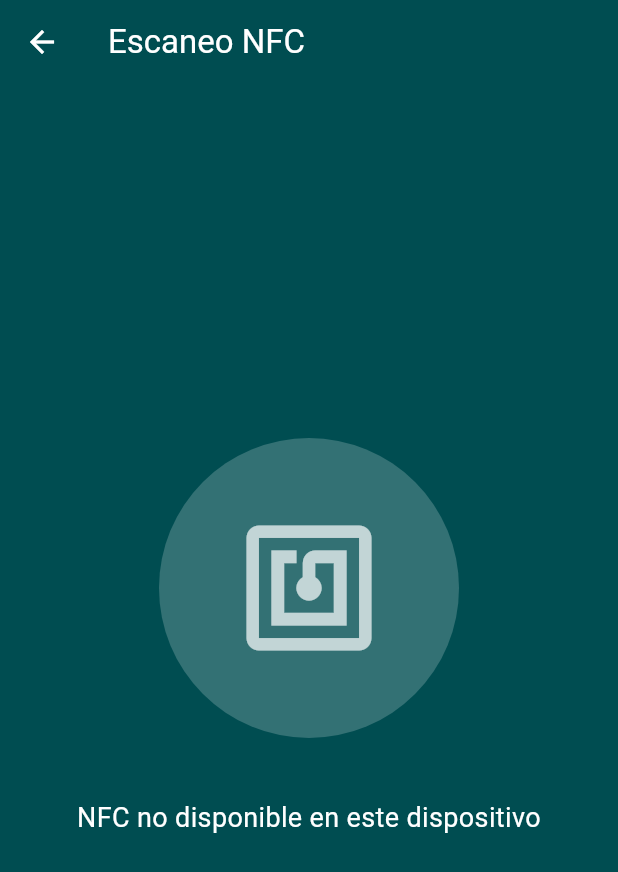
After one commit to meulencv/wenomadus, a Flutter app: the screen it shows once a user with an empty profile is signed in, after a tap on the "nfc" icon, on a phone screen of 412 x 824 dp. The commit adds this screen. Shown: the top 872 px of the screen. Run offline on Flutter 3.47's test engine with Material 3 defaults, Android fonts, the phone set to English and light mode, and no system bars; our stand-ins replace confetti, flutter_card_swiper, flutter_map, latlong2, qr_flutter, shared_preferences and 1 more; missing offline and left inert: nfc_manager, qr_code_scanner_plus; accounts and stored records are empty; network calls fail.

Commit message:
Añade funcionalidad de escaneo NFC e integra la biblioteca nfc_manager

```diff
--- a/lib/screens/home_screen.dart
+++ b/lib/screens/home_screen.dart
@@ -5,6 +5,7 @@ import 'package:flutter/material.dart';
 import 'package:supabase_flutter/supabase_flutter.dart';
 import 'dart:math';
 import 'package:qr_code_scanner_plus/qr_code_scanner_plus.dart';
+import 'package:wenomadus/screens/nfc_screen_scan.dart';
 import 'create_room_screen.dart';
 import 'map_screen.dart';
 import 'room_detail_screen.dart';
@@ -341,7 +342,7 @@ class _HomeScreenState extends State<HomeScreen> {
                         _buildCategoryItem(Icons.add, true),
                         _buildCategoryItem(Icons.public, false),
                         _buildCategoryItem(Icons.inventory_2, false),
-                        _buildCategoryItem(Icons.people_alt, false),
+                        _buildCategoryItem(Icons.nfc, false),
                       ],
                     ),
                   ),
@@ -711,6 +712,9 @@ class _HomeScreenState extends State<HomeScreen> {
         } else if (icon == Icons.inventory_2) {
           Navigator.of(context).push(
               MaterialPageRoute(builder: (context) => CollectionScreen()));
+        } else if (icon == Icons.nfc) {
+          Navigator.of(context).push(
+              MaterialPageRoute(builder: (context) => NFCScreenScan()));
         }
       },
       child: Container(
--- /dev/null
+++ b/lib/screens/nfc_screen_scan.dart
@@ -0,0 +1,155 @@
+import 'package:flutter/material.dart';
+import 'package:nfc_manager/nfc_manager.dart';
+
+class NFCScreenScan extends StatefulWidget {
+  const NFCScreenScan({Key? key}) : super(key: key);
+
+  @override
+  State<NFCScreenScan> createState() => _NFCScreenScanState();
+}
+
+class _NFCScreenScanState extends State<NFCScreenScan> {
+  bool _isScanning = false;
+  String _scanStatus = "Buscando etiquetas NFC...";
+  ValueNotifier<dynamic> _tagResult = ValueNotifier(null);
+
+  @override
+  void initState() {
+    super.initState();
+    // Iniciar el escaneo NFC automáticamente al abrir la pantalla
+    _startNFCScan();
+  }
+
+  @override
+  void dispose() {
+    // Detener el escaneo al cerrar la pantalla
+    _stopNFCScan();
+    super.dispose();
+  }
+
+  Future<void> _startNFCScan() async {
+    setState(() {
+      _isScanning = true;
+      _scanStatus = "Buscando etiquetas NFC...";
+    });
+
+    try {
+      // Verificar si NFC está disponible
+      bool isAvailable = await NfcManager.instance.isAvailable();
+
+      if (!isAvailable) {
+        setState(() {
+          _isScanning = false;
+          _scanStatus = "NFC no disponible en este dispositivo";
+        });
+        return;
+      }
+
+      // Iniciar la sesión NFC y escuchar las etiquetas
+      NfcManager.instance.startSession(
+        onDiscovered: (NfcTag tag) async {
+          print('Etiqueta NFC detectada: ${tag.data}');
+
+          // Almacenar los datos en la notificación de valor
+          _tagResult.value = tag.data;
+
+          setState(() {
+            _scanStatus = "¡Etiqueta detectada!";
+          });
+
+          // Opcional: detener la sesión después de leer una etiqueta
+          // NfcManager.instance.stopSession();
+        },
+      );
+    } catch (e) {
+      print('Error al iniciar el escaneo NFC: $e');
+      setState(() {
+        _isScanning = false;
+        _scanStatus = "Error al iniciar el escaneo NFC: $e";
+      });
+    }
+  }
+
+  void _stopNFCScan() {
+    try {
+      NfcManager.instance.stopSession();
+      setState(() {
+        _isScanning = false;
+        _scanStatus = "Escaneo detenido";
+      });
+    } catch (e) {
+      print('Error al detener el escaneo NFC: $e');
+    }
+  }
+
+  @override
+  Widget build(BuildContext context) {
+    return Scaffold(
+      backgroundColor: const Color(0xFF004D51),
+      appBar: AppBar(
+        title: const Text(
+          "Escaneo NFC",
+          style: TextStyle(color: Colors.white),
+        ),
+        backgroundColor: const Color(0xFF004D51),
+        elevation: 0,
+        iconTheme: const IconThemeData(color: Colors.white),
+      ),
+      body: SafeArea(
+        child: Center(
+          child: Column(
+            mainAxisAlignment: MainAxisAlignment.center,
+            children: [
+              Container(
+                width: 200,
+                height: 200,
+                decoration: BoxDecoration(
+                  color: _isScanning ? Colors.green : Colors.white.withOpacity(0.2),
+                  shape: BoxShape.circle,
+                ),
+                child: Icon(
+                  Icons.nfc,
+                  size: 100,
+                  color: _isScanning ? Colors.white : Colors.white70,
+                ),
+              ),
+              const SizedBox(height: 40),
+              Padding(
+                padding: const EdgeInsets.symmetric(horizontal: 30),
+                child: Text(
+                  _scanStatus,
+                  textAlign: TextAlign.center,
+                  style: const TextStyle(
+                    color: Colors.white,
+                    fontSize: 18,
+                  ),
+                ),
+              ),
+              const SizedBox(height: 30),
+              ValueListenableBuilder<dynamic>(
+                valueListenable: _tagResult,
+                builder: (context, value, _) {
+                  if (value == null) {
+                    return const SizedBox.shrink();
+                  }
+                  return Container(
+                    padding: const EdgeInsets.all(20),
+                    margin: const EdgeInsets.symmetric(horizontal: 20),
+                    decoration: BoxDecoration(
+                      color: Colors.white.withOpacity(0.1),
+                      borderRadius: BorderRadius.circular(10),
+                    ),
+                    child: Text(
+                      'Información leída:\n${value.toString()}',
+                      style: const TextStyle(color: Colors.white, fontSize: 14),
+                    ),
+                  );
+                },
+              ),
+            ],
+          ),
+        ),
+      ),
+    );
+  }
+}
--- a/pubspec.yaml
+++ b/pubspec.yaml
@@ -36,6 +36,7 @@ dependencies:
   latlong2: ^0.9.0
   flutter_card_swiper: ^7.0.2
   qr_code_scanner_plus: ^2.0.10+1
+  nfc_manager: ^3.5.0
 
 dev_dependencies:
   flutter_test:
```
Also changed, not shown: pubspec.lock, 2 other files.
